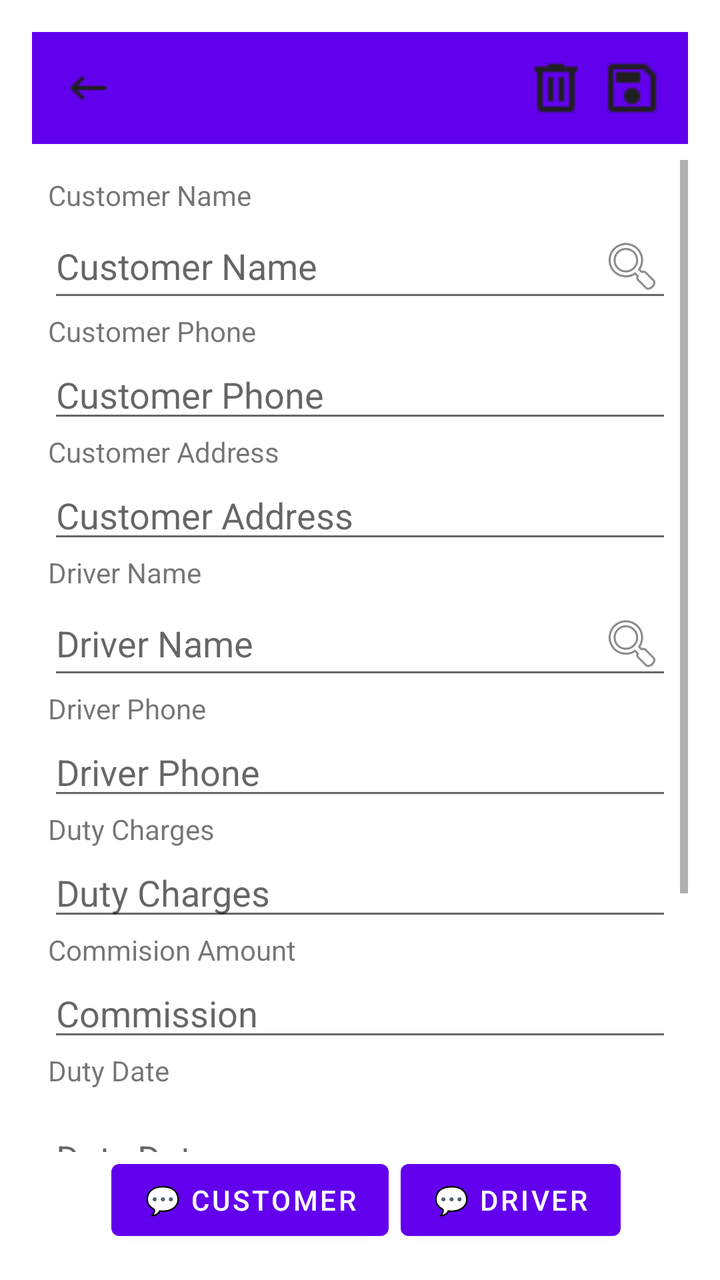
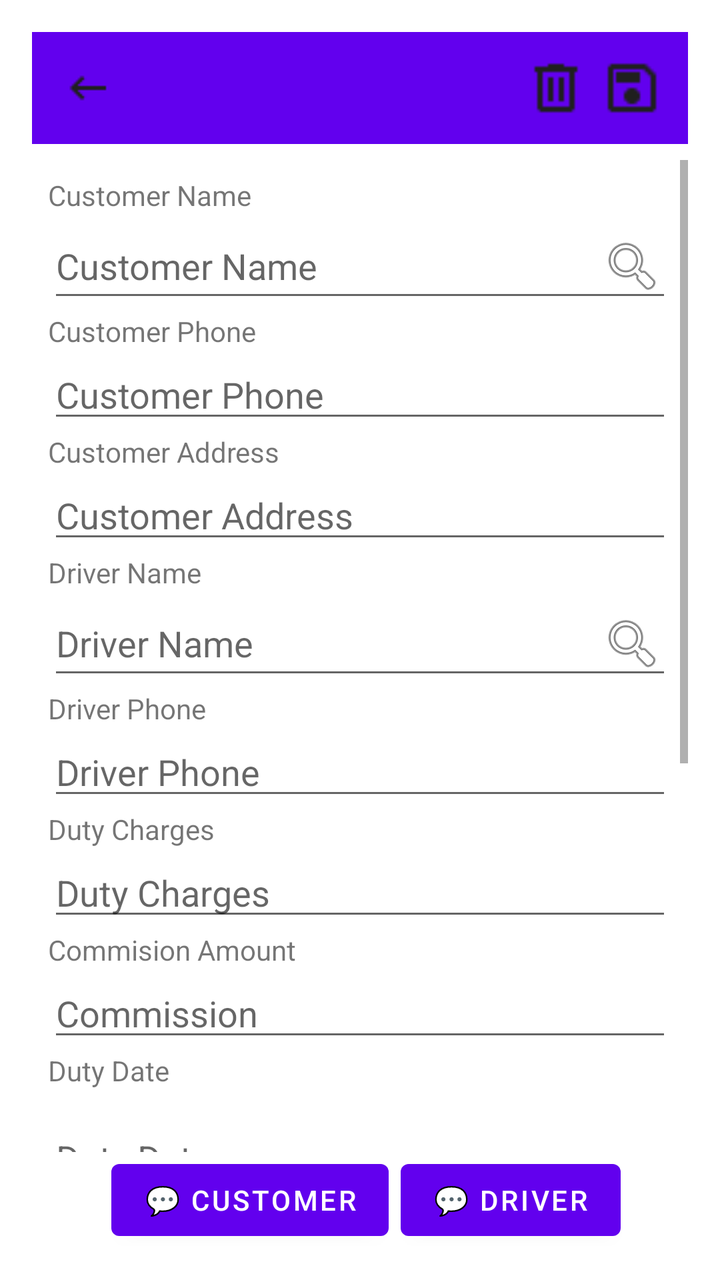

Before-and-after screenshots of an Android layout around one commit, followed by the original layout XML and the change that was made.
<!-- AndroidManifest.xml: application theme Theme.SDS -->
<!-- res/layout/activity_duty_detail.xml -->
<?xml version="1.0" encoding="utf-8"?>
<androidx.constraintlayout.widget.ConstraintLayout
    xmlns:android="http://schemas.android.com/apk/res/android"
    xmlns:app="http://schemas.android.com/apk/res-auto"
    xmlns:tools="http://schemas.android.com/tools"
    android:layout_width="match_parent"
    android:layout_height="match_parent"
    android:padding="16dp">

    
    <androidx.appcompat.widget.Toolbar
        android:id="@+id/edit_duty_toolbar"
        android:layout_width="0dp"
        android:layout_height="?attr/actionBarSize"
        android:background="?attr/colorPrimary"
        android:title="Duty Details"
        android:titleTextColor="@android:color/white"
        app:popupTheme="@style/ThemeOverlay.AppCompat.Light"
        app:navigationIcon="@drawable/back"
        app:layout_constraintTop_toTopOf="parent"
        app:layout_constraintStart_toStartOf="parent"
        app:layout_constraintEnd_toEndOf="parent" />

    
    <ImageView
        android:id="@+id/btn_update"
        android:layout_width="32dp"
        android:layout_height="32dp"
        android:layout_marginEnd="12dp"
        android:src="@drawable/save"
        android:contentDescription="Save"
        app:layout_constraintTop_toTopOf="@id/edit_duty_toolbar"
        app:layout_constraintBottom_toBottomOf="@id/edit_duty_toolbar"
        app:layout_constraintEnd_toEndOf="parent" />

    
    <ImageView
        android:id="@+id/btn_delete"
        android:layout_width="32dp"
        android:layout_height="32dp"
        android:layout_marginEnd="50dp"
        android:src="@drawable/delete"
        android:contentDescription="Delete"
        app:layout_constraintTop_toTopOf="@id/edit_duty_toolbar"
        app:layout_constraintBottom_toBottomOf="@id/edit_duty_toolbar"
        app:layout_constraintEnd_toEndOf="parent" />


    
    <ScrollView
        android:id="@+id/scrollView"
        android:layout_width="match_parent"
        android:layout_height="0dp"
        android:layout_marginTop="8dp"
        app:layout_constraintTop_toBottomOf="@id/edit_duty_toolbar"
        app:layout_constraintBottom_toTopOf="@id/button_panel"
        app:layout_constraintStart_toStartOf="parent"
        app:layout_constraintEnd_toEndOf="parent">

        <LinearLayout
            android:layout_width="match_parent"
            android:layout_height="wrap_content"
            android:orientation="vertical"
            android:padding="8dp">
            <TextView
                android:id="@+id/label_customer_name"
                android:layout_width="match_parent"
                android:layout_height="wrap_content"
                android:text="Customer Name"/>
            <EditText
                android:id="@+id/edit_customer_name"
                android:layout_width="match_parent"
                android:layout_height="wrap_content"
                android:focusable="false"
                android:drawableEnd="@android:drawable/ic_menu_search"
                android:inputType="none"
                android:hint="Customer Name" />

            <TextView
                android:id="@+id/label_customer_phone"
                android:layout_width="match_parent"
                android:layout_height="wrap_content"
                android:text="Customer Phone"/>
            <EditText
                android:id="@+id/edit_customer_phone"
                android:layout_width="match_parent"
                android:layout_height="wrap_content"
                android:hint="Customer Phone" />

            <TextView
                android:id="@+id/label_customer_address"
                android:layout_width="match_parent"
                android:layout_height="wrap_content"
                android:text="Customer Address"/>
            <EditText
                android:id="@+id/edit_customer_address"
                android:layout_width="match_parent"
                android:layout_height="wrap_content"
                android:hint="Customer Address" />
            <TextView
                android:id="@+id/label_driver_name"
                android:layout_width="match_parent"
                android:layout_height="wrap_content"
                android:text="Driver Name"/>
            <EditText
                android:id="@+id/edit_driver_name"
                android:layout_width="match_parent"
                android:layout_height="wrap_content"
                android:focusable="false"
                android:drawableEnd="@android:drawable/ic_menu_search"
                android:inputType="none"
                android:hint="Driver Name" />
            <TextView
                android:id="@+id/label_driver_phone"
                android:layout_width="match_parent"
                android:layout_height="wrap_content"
                android:text="Driver Phone"/>
            <EditText
                android:id="@+id/edit_driver_phone"
                android:layout_width="match_parent"
                android:layout_height="wrap_content"
                android:hint="Driver Phone" />
            <TextView
                android:id="@+id/label_charges"
                android:layout_width="match_parent"
                android:layout_height="wrap_content"
                android:text="Duty Charges"/>
            <EditText
                android:id="@+id/edit_charges"
                android:hint="Duty Charges"
                android:inputType="number"
                android:layout_width="match_parent"
                android:layout_height="wrap_content"/>
            <TextView
                android:id="@+id/label_commison"
                android:layout_width="match_parent"
                android:layout_height="wrap_content"
                android:text="Commision Amount"/>
            <EditText
                android:id="@+id/edit_commission"
                android:hint="Commission"
                android:inputType="number"
                android:layout_width="match_parent"
                android:layout_height="wrap_content"/>
            <TextView
                android:id="@+id/label_duty_date"
                android:layout_width="match_parent"
                android:layout_height="wrap_content"
                android:text="Duty Date"/>
            <EditText
                android:id="@+id/editDutyDate"
                android:hint="Duty Date"
                android:layout_width="match_parent"
                android:layout_height="wrap_content"
                android:focusable="false"
                android:inputType="none"
                android:layout_marginTop="12dp" />
            <TextView
                android:id="@+id/label_duty_time"
                android:layout_width="match_parent"
                android:layout_height="wrap_content"
                android:text="Duty Time"/>
            <EditText
                android:id="@+id/editDutyTime"
                android:hint="Duty Time"
                android:layout_width="match_parent"
                android:layout_height="wrap_content"
                android:focusable="false"
                android:inputType="none"
                android:layout_marginTop="12dp" />
















            <TextView
                android:id="@+id/label_commisson_status"
                android:layout_width="match_parent"
                android:layout_height="wrap_content"
                android:text="Commisson Status"/>

            <EditText
                android:id="@+id/editCommissonStatus"
                android:hint="Commisson Status"
                android:layout_width="match_parent"
                android:layout_height="wrap_content"
                android:focusable="false"
                android:inputType="none"
                android:layout_marginTop="12dp" />

            
            <ProgressBar
                android:id="@+id/progressBar"
                android:layout_width="64dp"
                android:layout_height="64dp"
                android:layout_gravity="center"
                android:visibility="gone" />


        </LinearLayout>
    </ScrollView>

    
    <LinearLayout
        android:id="@+id/button_panel"
        android:layout_width="match_parent"
        android:layout_height="wrap_content"
        android:layout_marginTop="8dp"
        android:orientation="horizontal"
        android:gravity="center"
        app:layout_constraintBottom_toBottomOf="parent"
        app:layout_constraintStart_toStartOf="parent"
        app:layout_constraintEnd_toEndOf="parent">


        <Button
            android:id="@+id/btn_message_customer"
            android:layout_width="wrap_content"
            android:layout_height="wrap_content"
            android:text="💬 Customer"
            android:layout_marginStart="6dp" />
        <Button
            android:id="@+id/btn_message_driver"
            android:layout_width="wrap_content"
            android:layout_height="wrap_content"
            android:text="💬 Driver"
            android:layout_marginStart="6dp" />

    </LinearLayout>


</androidx.constraintlayout.widget.ConstraintLayout>
<!-- resources referenced by this layout -->
<resources>
  <!-- drawable back: png bitmap (drawable, 230 bytes) -->
  <!-- drawable delete: png bitmap (drawable, 208 bytes) -->
  <!-- drawable save: png bitmap (drawable, 298 bytes) -->
  <style name="Theme.SDS" parent="Theme.MaterialComponents.DayNight.NoActionBar">
          
          <item name="colorPrimary">@color/purple_500</item>
          <item name="colorPrimaryVariant">@color/purple_700</item>
          <item name="colorOnPrimary">@color/white</item>
          
          <item name="colorSecondary">@color/teal_200</item>
          <item name="colorSecondaryVariant">@color/teal_700</item>
          <item name="colorOnSecondary">@color/black</item>
          
          <item name="android:statusBarColor">?attr/colorPrimaryVariant</item>
          
      </style>
  <color name="purple_500">#FF6200EE</color>
  <color name="purple_700">#FF3700B3</color>
  <color name="white">#FFFFFFFF</color>
  <color name="teal_200">#FF03DAC5</color>
  <color name="teal_700">#FF018786</color>
  <color name="black">#FF000000</color>
</resources>

<!-- the commit's change to res/layout/activity_duty_detail.xml (unified diff, before → after) -->
@@ -159,7 +159,7 @@
                 android:id="@+id/label_duty_time"
                 android:layout_width="match_parent"
                 android:layout_height="wrap_content"
-                android:text="Duty Time"/>
+                android:text="Duty Reporting Time"/>
             <EditText
                 android:id="@+id/editDutyTime"
                 android:hint="Duty Time"
@@ -169,19 +169,33 @@
                 android:inputType="none"
                 android:layout_marginTop="12dp" />
 
-
-
-
-
-
-
-
-
-
-
-
-
-
+            <TextView
+                android:id="@+id/label_start_duty_time"
+                android:layout_width="match_parent"
+                android:layout_height="wrap_content"
+                android:text="Duty Start Time"/>
+            <EditText
+                android:id="@+id/editStartDutyTime"
+                android:hint="Duty Time"
+                android:layout_width="match_parent"
+                android:layout_height="wrap_content"
+                android:focusable="false"
+                android:inputType="none"
+                android:layout_marginTop="12dp" />
+
+            <TextView
+                android:id="@+id/label_complete_duty_time"
+                android:layout_width="match_parent"
+                android:layout_height="wrap_content"
+                android:text="Duty Complete Time"/>
+            <EditText
+                android:id="@+id/editCompleteDutyTime"
+                android:hint="Duty Time"
+                android:layout_width="match_parent"
+                android:layout_height="wrap_content"
+                android:focusable="false"
+                android:inputType="none"
+                android:layout_marginTop="12dp" />
 
 
             <TextView
